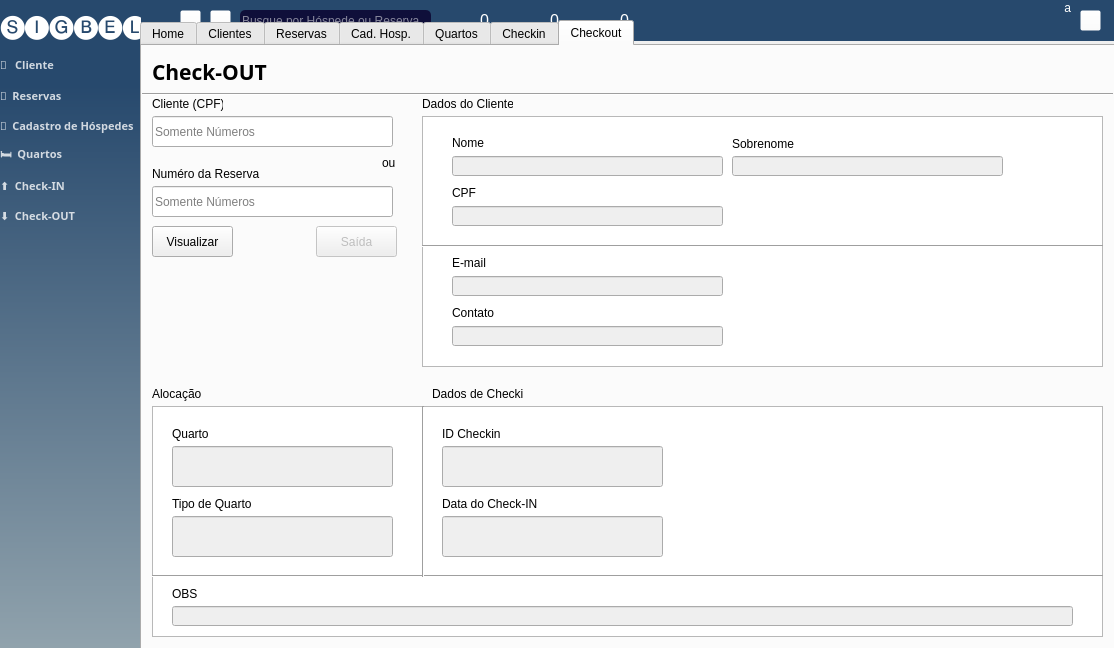
Above: styles/main_window.ui from Sigbel/booking-manager before the change. Below: the same form after it.
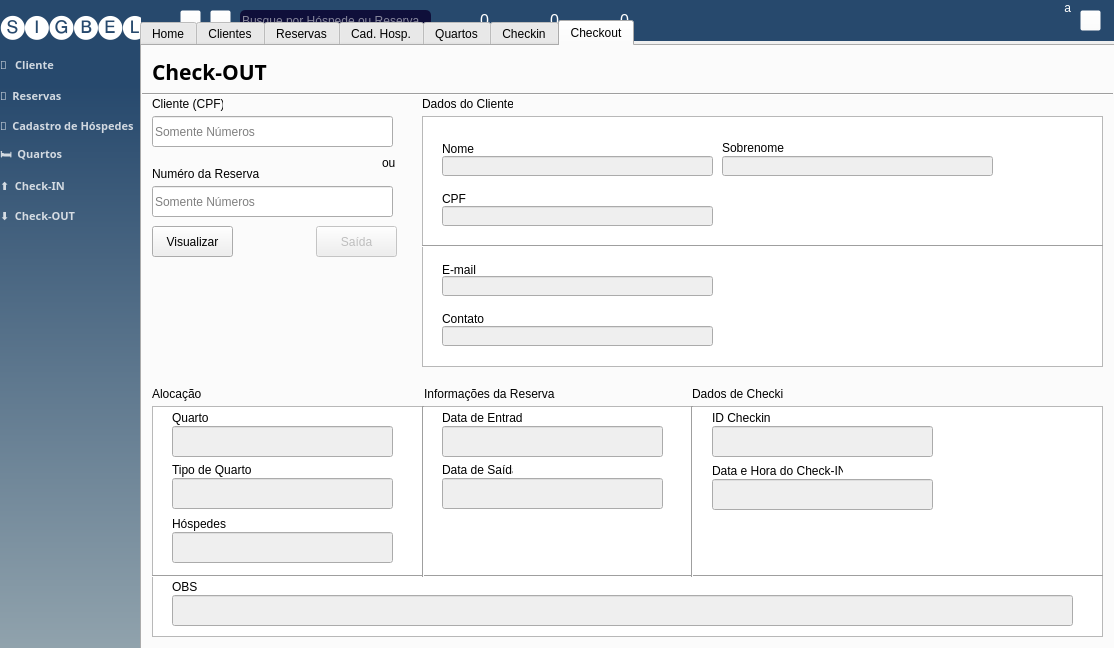
That is the form after the change. Icons and pictures are not drawn.

Commit message: [Henrique] - Finalização da guia check-out

```diff
--- a/styles/main_window.ui
+++ b/styles/main_window.ui
@@ -4928,9 +4928,9 @@
       <property name="geometry">
        <rect>
         <x>30</x>
-        <y>400</y>
+        <y>380</y>
         <width>221</width>
-        <height>41</height>
+        <height>31</height>
        </rect>
       </property>
       <property name="text">
@@ -4944,7 +4944,7 @@
       <property name="geometry">
        <rect>
         <x>30</x>
-        <y>380</y>
+        <y>364</y>
         <width>71</width>
         <height>16</height>
        </rect>
@@ -4976,9 +4976,9 @@
       <property name="geometry">
        <rect>
         <x>30</x>
-        <y>470</y>
+        <y>432</y>
         <width>221</width>
-        <height>41</height>
+        <height>31</height>
        </rect>
       </property>
       <property name="alignment">
@@ -4989,7 +4989,7 @@
       <property name="geometry">
        <rect>
         <x>30</x>
-        <y>450</y>
+        <y>416</y>
         <width>81</width>
         <height>16</height>
        </rect>
@@ -5002,7 +5002,7 @@
       <property name="geometry">
        <rect>
         <x>30</x>
-        <y>540</y>
+        <y>533</y>
         <width>71</width>
         <height>16</height>
        </rect>
@@ -5018,9 +5018,9 @@
       <property name="geometry">
        <rect>
         <x>30</x>
-        <y>560</y>
+        <y>549</y>
         <width>901</width>
-        <height>20</height>
+        <height>31</height>
        </rect>
       </property>
      </widget>
@@ -5089,21 +5089,21 @@
      <widget class="QLabel" name="label_83">
       <property name="geometry">
        <rect>
-        <x>290</x>
+        <x>282</x>
         <y>340</y>
-        <width>47</width>
-        <height>13</height>
+        <width>131</width>
+        <height>16</height>
        </rect>
       </property>
       <property name="text">
-       <string>PAX</string>
+       <string>Informações da Reserva</string>
       </property>
      </widget>
      <widget class="QLabel" name="label_84">
       <property name="geometry">
        <rect>
-        <x>300</x>
-        <y>380</y>
+        <x>30</x>
+        <y>470</y>
         <width>61</width>
         <height>16</height>
        </rect>
@@ -5118,10 +5118,10 @@
       </property>
       <property name="geometry">
        <rect>
-        <x>300</x>
-        <y>400</y>
+        <x>30</x>
+        <y>486</y>
         <width>221</width>
-        <height>41</height>
+        <height>31</height>
        </rect>
       </property>
       <property name="alignment">
@@ -5157,7 +5157,7 @@
       </property>
       <property name="geometry">
        <rect>
-        <x>310</x>
+        <x>300</x>
         <y>110</y>
         <width>271</width>
         <height>20</height>
@@ -5167,8 +5167,8 @@
      <widget class="QLabel" name="label_11">
       <property name="geometry">
        <rect>
-        <x>310</x>
-        <y>90</y>
+        <x>300</x>
+        <y>96</y>
         <width>47</width>
         <height>13</height>
        </rect>
@@ -5180,8 +5180,8 @@
      <widget class="QLabel" name="label_23">
       <property name="geometry">
        <rect>
-        <x>590</x>
-        <y>90</y>
+        <x>580</x>
+        <y>94</y>
         <width>71</width>
         <height>16</height>
        </rect>
@@ -5196,7 +5196,7 @@
       </property>
       <property name="geometry">
        <rect>
-        <x>590</x>
+        <x>580</x>
         <y>110</y>
         <width>271</width>
         <height>20</height>
@@ -5206,8 +5206,8 @@
      <widget class="QLabel" name="label_25">
       <property name="geometry">
        <rect>
-        <x>310</x>
-        <y>140</y>
+        <x>300</x>
+        <y>146</y>
         <width>47</width>
         <height>13</height>
        </rect>
@@ -5222,7 +5222,7 @@
       </property>
       <property name="geometry">
        <rect>
-        <x>310</x>
+        <x>300</x>
         <y>160</y>
         <width>271</width>
         <height>20</height>
@@ -5248,7 +5248,7 @@
       </property>
       <property name="geometry">
        <rect>
-        <x>310</x>
+        <x>300</x>
         <y>230</y>
         <width>271</width>
         <height>20</height>
@@ -5261,7 +5261,7 @@
       </property>
       <property name="geometry">
        <rect>
-        <x>310</x>
+        <x>300</x>
         <y>280</y>
         <width>271</width>
         <height>20</height>
@@ -5271,8 +5271,8 @@
      <widget class="QLabel" name="label_32">
       <property name="geometry">
        <rect>
-        <x>310</x>
-        <y>210</y>
+        <x>300</x>
+        <y>217</y>
         <width>47</width>
         <height>13</height>
        </rect>
@@ -5284,8 +5284,8 @@
      <widget class="QLabel" name="label_90">
       <property name="geometry">
        <rect>
-        <x>310</x>
-        <y>260</y>
+        <x>300</x>
+        <y>266</y>
         <width>47</width>
         <height>13</height>
        </rect>
@@ -5294,6 +5294,70 @@
        <string>Contato</string>
       </property>
      </widget>
+     <widget class="QLineEdit" name="line_checkin_reserva_data_e">
+      <property name="enabled">
+       <bool>false</bool>
+      </property>
+      <property name="geometry">
+       <rect>
+        <x>300</x>
+        <y>380</y>
+        <width>221</width>
+        <height>31</height>
+       </rect>
+      </property>
+      <property name="text">
+       <string/>
+      </property>
+      <property name="alignment">
+       <set>Qt::AlignCenter</set>
+      </property>
+     </widget>
+     <widget class="QLabel" name="label_100">
+      <property name="geometry">
+       <rect>
+        <x>300</x>
+        <y>364</y>
+        <width>81</width>
+        <height>16</height>
+       </rect>
+      </property>
+      <property name="text">
+       <string>Data de Entrada</string>
+      </property>
+     </widget>
+     <widget class="QLineEdit" name="line_checkin_reserva_data_s">
+      <property name="enabled">
+       <bool>false</bool>
+      </property>
+      <property name="geometry">
+       <rect>
+        <x>300</x>
+        <y>432</y>
+        <width>221</width>
+        <height>31</height>
+       </rect>
+      </property>
+      <property name="text">
+       <string/>
+      </property>
+      <property name="alignment">
+       <set>Qt::AlignCenter</set>
+      </property>
+     </widget>
+     <widget class="QLabel" name="label_101">
+      <property name="geometry">
+       <rect>
+        <x>300</x>
+        <y>416</y>
+        <width>71</width>
+        <height>16</height>
+       </rect>
+      </property>
+      <property name="text">
+       <string>Data de Saída</string>
+      </property>
+     </widget>
      <zorder>columnView_2</zorder>
      <zorder>label_39</zorder>
      <zorder>line_3</zorder>
@@ -5329,6 +5393,10 @@
      <zorder>line_checkin_contact</zorder>
      <zorder>label_32</zorder>
      <zorder>label_90</zorder>
+     <zorder>line_checkin_reserva_data_e</zorder>
+     <zorder>label_100</zorder>
+     <zorder>line_checkin_reserva_data_s</zorder>
+     <zorder>label_101</zorder>
     </widget>
     <widget class="QWidget" name="tab_checkout">
      <attribute name="title">
@@ -5453,7 +5521,7 @@
       <property name="geometry">
        <rect>
         <x>30</x>
-        <y>380</y>
+        <y>364</y>
         <width>71</width>
         <height>16</height>
        </rect>
@@ -5469,17 +5537,20 @@
       <property name="geometry">
        <rect>
         <x>30</x>
-        <y>400</y>
+        <y>380</y>
         <width>221</width>
-        <height>41</height>
+        <height>31</height>
        </rect>
       </property>
+      <property name="alignment">
+       <set>Qt::AlignCenter</set>
+      </property>
      </widget>
      <widget class="QLabel" name="label_50">
       <property name="geometry">
        <rect>
         <x>30</x>
-        <y>450</y>
+        <y>416</y>
         <width>81</width>
         <height>16</height>
        </rect>
@@ -5495,17 +5566,20 @@
       <property name="geometry">
        <rect>
         <x>30</x>
-        <y>470</y>
+        <y>432</y>
         <width>221</width>
-        <height>41</height>
+        <height>31</height>
        </rect>
       </property>
+      <property name="alignment">
+       <set>Qt::AlignCenter</set>
+      </property>
      </widget>
      <widget class="QLabel" name="label_52">
       <property name="geometry">
        <rect>
         <x>30</x>
-        <y>540</y>
+        <y>533</y>
         <width>71</width>
         <height>16</height>
        </rect>
@@ -5521,9 +5595,9 @@
       <property name="geometry">
        <rect>
         <x>30</x>
-        <y>560</y>
+        <y>549</y>
         <width>901</width>
-        <height>20</height>
+        <height>31</height>
        </rect>
       </property>
      </widget>
@@ -5602,8 +5676,8 @@
      <widget class="QLabel" name="label_81">
       <property name="geometry">
        <rect>
-        <x>310</x>
-        <y>210</y>
+        <x>300</x>
+        <y>217</y>
         <width>47</width>
         <height>13</height>
        </rect>
@@ -5615,8 +5689,8 @@
      <widget class="QLabel" name="label_93">
       <property name="geometry">
        <rect>
-        <x>310</x>
-        <y>260</y>
+        <x>300</x>
+        <y>266</y>
         <width>47</width>
         <height>13</height>
        </rect>
@@ -5631,7 +5705,7 @@
       </property>
       <property name="geometry">
        <rect>
-        <x>310</x>
+        <x>300</x>
         <y>160</y>
         <width>271</width>
         <height>20</height>
@@ -5657,7 +5731,7 @@
       </property>
       <property name="geometry">
        <rect>
-        <x>310</x>
+        <x>300</x>
         <y>280</y>
         <width>271</width>
         <height>20</height>
@@ -5670,7 +5744,7 @@
       </property>
       <property name="geometry">
        <rect>
-        <x>310</x>
+        <x>300</x>
         <y>110</y>
         <width>271</width>
         <height>20</height>
@@ -5683,7 +5757,7 @@
       </property>
       <property name="geometry">
        <rect>
-        <x>310</x>
+        <x>300</x>
         <y>230</y>
         <width>271</width>
         <height>20</height>
@@ -5693,8 +5767,8 @@
      <widget class="QLabel" name="label_94">
       <property name="geometry">
        <rect>
-        <x>310</x>
-        <y>90</y>
+        <x>300</x>
+        <y>96</y>
         <width>47</width>
         <height>13</height>
        </rect>
@@ -5706,8 +5780,8 @@
      <widget class="QLabel" name="label_95">
       <property name="geometry">
        <rect>
-        <x>590</x>
-        <y>90</y>
+        <x>580</x>
+        <y>94</y>
         <width>71</width>
         <height>16</height>
        </rect>
@@ -5719,8 +5793,8 @@
      <widget class="QLabel" name="label_96">
       <property name="geometry">
        <rect>
-        <x>310</x>
-        <y>140</y>
+        <x>300</x>
+        <y>146</y>
         <width>47</width>
         <height>13</height>
        </rect>
@@ -5735,7 +5809,7 @@
       </property>
       <property name="geometry">
        <rect>
-        <x>590</x>
+        <x>580</x>
         <y>110</y>
         <width>271</width>
         <height>20</height>
@@ -5758,7 +5832,7 @@
      <widget class="QLabel" name="label_97">
       <property name="geometry">
        <rect>
-        <x>290</x>
+        <x>550</x>
         <y>340</y>
         <width>91</width>
         <height>16</height>
@@ -5774,12 +5848,15 @@
       </property>
       <property name="geometry">
        <rect>
-        <x>300</x>
-        <y>400</y>
+        <x>570</x>
+        <y>380</y>
         <width>221</width>
-        <height>41</height>
+        <height>31</height>
        </rect>
       </property>
+      <property name="alignment">
+       <set>Qt::AlignCenter</set>
+      </property>
      </widget>
      <widget class="QLineEdit" name="line_checkout_checkin_date">
       <property name="enabled">
@@ -5787,18 +5864,21 @@
       </property>
       <property name="geometry">
        <rect>
-        <x>300</x>
-        <y>470</y>
+        <x>570</x>
+        <y>433</y>
         <width>221</width>
-        <height>41</height>
+        <height>31</height>
        </rect>
       </property>
+      <property name="alignment">
+       <set>Qt::AlignCenter</set>
+      </property>
      </widget>
      <widget class="QLabel" name="label_98">
       <property name="geometry">
        <rect>
-        <x>300</x>
-        <y>380</y>
+        <x>570</x>
+        <y>364</y>
         <width>71</width>
         <height>16</height>
        </rect>
@@ -5810,14 +5890,133 @@
      <widget class="QLabel" name="label_99">
       <property name="geometry">
        <rect>
+        <x>570</x>
+        <y>417</y>
+        <width>131</width>
+        <height>16</height>
+       </rect>
+      </property>
+      <property name="text">
+       <string>Data e Hora do Check-IN</string>
+      </property>
+     </widget>
+     <widget class="QLineEdit" name="line_checkout_room_2">
+      <property name="enabled">
+       <bool>false</bool>
+      </property>
+      <property name="geometry">
+       <rect>
+        <x>30</x>
+        <y>486</y>
+        <width>221</width>
+        <height>31</height>
+       </rect>
+      </property>
+      <property name="alignment">
+       <set>Qt::AlignCenter</set>
+      </property>
+     </widget>
+     <widget class="QLabel" name="label_102">
+      <property name="geometry">
+       <rect>
+        <x>30</x>
+        <y>470</y>
+        <width>61</width>
+        <height>16</height>
+       </rect>
+      </property>
+      <property name="text">
+       <string>Hóspedes</string>
+      </property>
+     </widget>
+     <widget class="Line" name="line_15">
+      <property name="geometry">
+       <rect>
+        <x>540</x>
+        <y>360</y>
+        <width>20</width>
+        <height>171</height>
+       </rect>
+      </property>
+      <property name="orientation">
+       <enum>Qt::Vertical</enum>
+      </property>
+     </widget>
+     <widget class="QLineEdit" name="line_checkout_reserva_data_e">
+      <property name="enabled">
+       <bool>false</bool>
+      </property>
+      <property name="geometry">
+       <rect>
         <x>300</x>
-        <y>450</y>
-        <width>101</width>
+        <y>380</y>
+        <width>221</width>
+        <height>31</height>
+       </rect>
+      </property>
+      <property name="text">
+       <string/>
+      </property>
+      <property name="alignment">
+       <set>Qt::AlignCenter</set>
+      </property>
+     </widget>
+     <widget class="QLabel" name="label_103">
+      <property name="geometry">
+       <rect>
+        <x>282</x>
+        <y>340</y>
+        <width>131</width>
         <height>16</height>
        </rect>
       </property>
       <property name="text">
-       <string>Data do Check-IN</string>
+       <string>Informações da Reserva</string>
+      </property>
+     </widget>
+     <widget class="QLabel" name="label_104">
+      <property name="geometry">
+       <rect>
+        <x>300</x>
+        <y>416</y>
+        <width>71</width>
+        <height>16</height>
+       </rect>
+      </property>
+      <property name="text">
+       <string>Data de Saída</string>
+      </property>
+     </widget>
+     <widget class="QLabel" name="label_105">
+      <property name="geometry">
+       <rect>
+        <x>300</x>
+        <y>364</y>
+        <width>81</width>
+        <height>16</height>
+       </rect>
+      </property>
+      <property name="text">
+       <string>Data de Entrada</string>
+      </property>
+     </widget>
+     <widget class="QLineEdit" name="line_checkout_reserva_data_s">
+      <property name="enabled">
+       <bool>false</bool>
+      </property>
+      <property name="geometry">
+       <rect>
+        <x>300</x>
+        <y>432</y>
+        <width>221</width>
+        <height>31</height>
+       </rect>
+      </property>
+      <property name="text">
+       <string/>
+      </property>
+      <property name="alignment">
+       <set>Qt::AlignCenter</set>
       </property>
      </widget>
      <zorder>columnView</zorder>
@@ -5857,6 +6056,14 @@
      <zorder>line_checkout_checkin_date</zorder>
      <zorder>label_98</zorder>
      <zorder>label_99</zorder>
+     <zorder>line_checkout_room_2</zorder>
+     <zorder>label_102</zorder>
+     <zorder>line_15</zorder>
+     <zorder>line_checkout_reserva_data_e</zorder>
+     <zorder>label_103</zorder>
+     <zorder>label_104</zorder>
+     <zorder>label_105</zorder>
+     <zorder>line_checkout_reserva_data_s</zorder>
     </widget>
    </widget>
    <widget class="QLabel" name="data_edit">
```
The commit also changes 2 other files.
